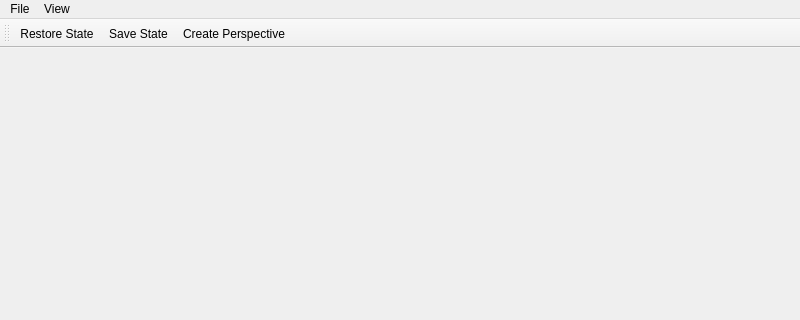
The window that studio/include/tesseract_qt/studio/studio.ui (tesseract-robotics/tesseract_qt) describes before a commit, drawn with Qt 5; both pictures show x 0 to 800 and y 0 to 320 of the 800 by 600 pixel window.
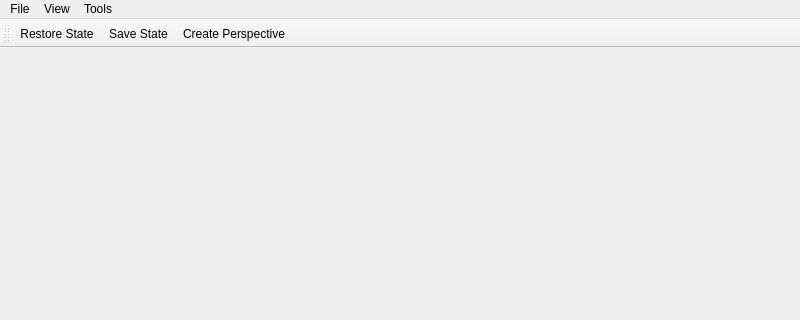
The same window after the commit.

Commit message: Add studio plugin support

Patch:
```diff
--- a/studio/include/tesseract_qt/studio/studio.ui
+++ b/studio/include/tesseract_qt/studio/studio.ui
@@ -37,8 +37,15 @@
      <string>View</string>
     </property>
    </widget>
+   <widget class="QMenu" name="menuTools">
+    <property name="title">
+     <string>Tools</string>
+    </property>
+    <addaction name="actionLoad_Plugins"/>
+   </widget>
    <addaction name="menuFile"/>
    <addaction name="menuView"/>
+   <addaction name="menuTools"/>
   </widget>
   <widget class="QStatusBar" name="statusbar"/>
   <widget class="QToolBar" name="toolBar">
```
Left out of the diff: 5 changed lines with no effect on the pictures. The commit also changes 24 other files.
